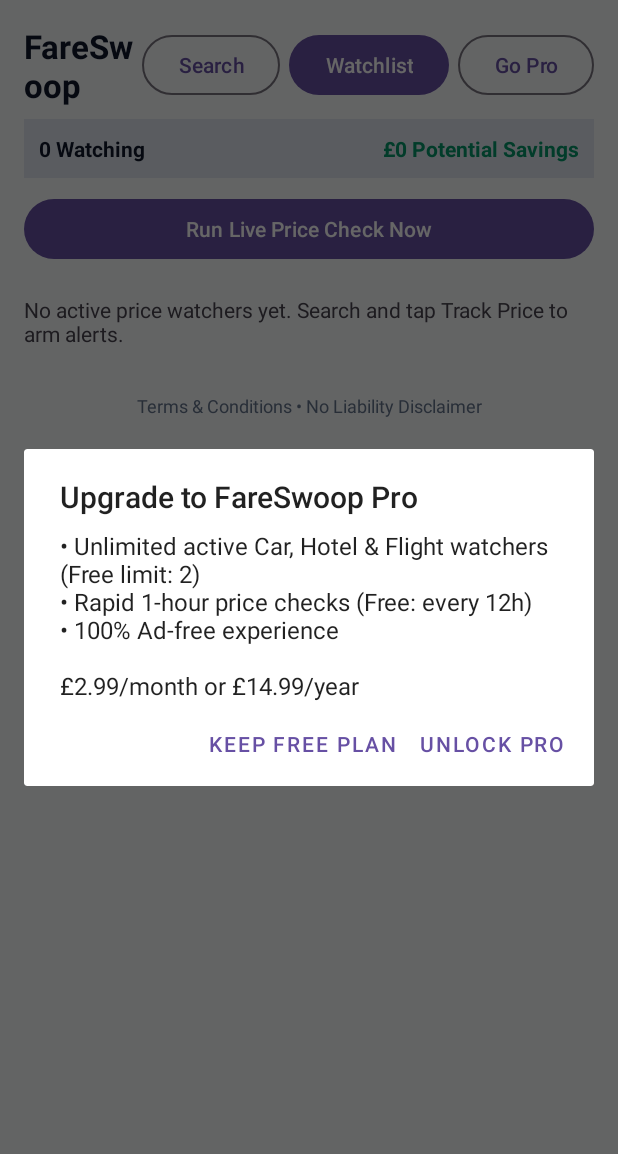
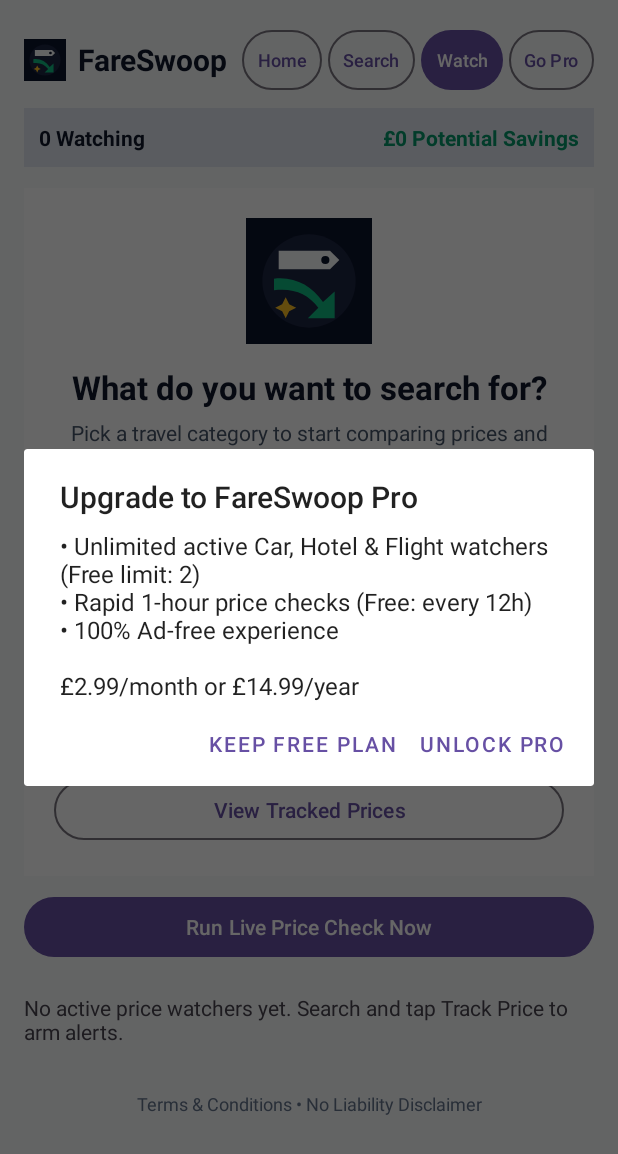
Before and after one commit to dalberts1990-creator/FareSwoop, an Android app: the MainActivity screen opened directly, with no data from a screen before it, after a tap on "Go Pro", on a phone screen of 412 x 824 dp. Shown: the top 1154 px of the screen. Run offline under Robolectric (Android 15) with nearby library versions, the phone set to English and light mode, and no system bars; our stand-ins replace AdMob, Room's generated code; 1 statement that could not run was skipped; 2 other taps on this screen came first.

Commit message:
Update activity_main.xml

```diff
--- a/app/src/main/res/layout/activity_main.xml
+++ b/app/src/main/res/layout/activity_main.xml
@@ -14,44 +14,76 @@
         android:orientation="vertical"
         android:padding="16dp">
 
+        <!-- Single-line top bar -->
         <LinearLayout
             android:layout_width="match_parent"
             android:layout_height="wrap_content"
             android:gravity="center_vertical"
             android:orientation="horizontal">
 
+            <ImageView
+                android:id="@+id/ivHeaderLogo"
+                android:layout_width="28dp"
+                android:layout_height="28dp"
+                android:contentDescription="FareSwoop logo"
+                android:src="@drawable/ic_launcher_foreground" />
+
             <TextView
                 android:layout_width="0dp"
                 android:layout_height="wrap_content"
+                android:layout_marginStart="8dp"
                 android:layout_weight="1"
+                android:ellipsize="end"
+                android:maxLines="1"
                 android:text="FareSwoop"
                 android:textColor="#0F172A"
-                android:textSize="22sp"
+                android:textSize="20sp"
                 android:textStyle="bold" />
+
+            <Button
+                android:id="@+id/btnModeHome"
+                style="?attr/materialButtonOutlinedStyle"
+                android:layout_width="wrap_content"
+                android:layout_height="wrap_content"
+                android:minWidth="0dp"
+                android:paddingHorizontal="10dp"
+                android:text="Home"
+                android:textSize="12sp" />
 
             <Button
                 android:id="@+id/btnModeSearch"
                 style="?attr/materialButtonOutlinedStyle"
                 android:layout_width="wrap_content"
                 android:layout_height="wrap_content"
-                android:text="Search" />
+                android:layout_marginStart="4dp"
+                android:minWidth="0dp"
+                android:paddingHorizontal="10dp"
+                android:text="Search"
+                android:textSize="12sp" />
 
             <Button
                 android:id="@+id/btnModeWatchlist"
                 android:layout_width="wrap_content"
                 android:layout_height="wrap_content"
-                android:layout_marginStart="6dp"
-                android:text="Watchlist" />
+                android:layout_marginStart="4dp"
+                android:minWidth="0dp"
+                android:paddingHorizontal="10dp"
+                android:text="Watch"
+                android:textSize="12sp" />
 
             <Button
                 android:id="@+id/btnProStatus"
                 style="?attr/materialButtonOutlinedStyle"
                 android:layout_width="wrap_content"
                 android:layout_height="wrap_content"
-                android:layout_marginStart="6dp"
-                android:text="Go Pro" />
+                android:layout_marginStart="4dp"
+                android:minWidth="0dp"
+                android:paddingHorizontal="10dp"
+                android:text="Pro"
+                android:textSize="12sp" />
         </LinearLayout>
 
+        <!-- Summary bar -->
         <LinearLayout
             android:layout_width="match_parent"
             android:layout_height="wrap_content"
@@ -78,6 +110,76 @@
                 android:textStyle="bold" />
         </LinearLayout>
 
+        <!-- Landing Homepage View -->
+        <LinearLayout
+            android:id="@+id/layoutHomeSection"
+            android:layout_width="match_parent"
+            android:layout_height="wrap_content"
+            android:layout_marginTop="14dp"
+            android:background="#FFFFFF"
+            android:orientation="vertical"
+            android:padding="20dp">
+
+            <ImageView
+                android:id="@+id/ivHeroLogo"
+                android:layout_width="84dp"
+                android:layout_height="84dp"
+                android:layout_gravity="center_horizontal"
+                android:contentDescription="FareSwoop brand logo"
+                android:src="@drawable/ic_launcher_foreground" />
+
+            <TextView
+                android:layout_width="match_parent"
+                android:layout_height="wrap_content"
+                android:layout_marginTop="14dp"
+                android:gravity="center"
+                android:text="What do you want to search for?"
+                android:textColor="#0F172A"
+                android:textSize="22sp"
+                android:textStyle="bold" />
+
+            <TextView
+                android:layout_width="match_parent"
+                android:layout_height="wrap_content"
+                android:layout_marginTop="6dp"
+                android:gravity="center"
+                android:text="Pick a travel category to start comparing prices and tracking price drops. Swipe right anytime to return here."
+                android:textColor="#475569"
+                android:textSize="14sp" />
+
+            <Button
+                android:id="@+id/btnHomeStartCars"
+                android:layout_width="match_parent"
+                android:layout_height="wrap_content"
+                android:layout_marginTop="18dp"
+                android:text="Search Car Hire" />
+
+            <Button
+                android:id="@+id/btnHomeStartHotels"
+                style="?attr/materialButtonOutlinedStyle"
+                android:layout_width="match_parent"
+                android:layout_height="wrap_content"
+                android:layout_marginTop="8dp"
+                android:text="Search Hotels" />
+
+            <Button
+                android:id="@+id/btnHomeStartFlights"
+                style="?attr/materialButtonOutlinedStyle"
+                android:layout_width="match_parent"
+                android:layout_height="wrap_content"
+                android:layout_marginTop="8dp"
+                android:text="Search Flights" />
+
+            <Button
+                android:id="@+id/btnHomeOpenWatchlist"
+                style="?attr/materialButtonOutlinedStyle"
+                android:layout_width="match_parent"
+                android:layout_height="wrap_content"
+                android:layout_marginTop="8dp"
+                android:text="View Tracked Prices" />
+        </LinearLayout>
+
+        <!-- Post-booking prompt -->
         <LinearLayout
             android:id="@+id/cardPostBookingBanner"
             android:layout_width="match_parent"
@@ -117,12 +219,14 @@
             </LinearLayout>
         </LinearLayout>
 
+        <!-- Search Section -->
         <LinearLayout
             android:id="@+id/layoutSearchSection"
             android:layout_width="match_parent"
             android:layout_height="wrap_content"
             android:layout_marginTop="10dp"
-            android:orientation="vertical">
+            android:orientation="vertical"
+            android:visibility="gone">
 
             <com.google.android.material.chip.ChipGroup
                 android:id="@+id/chipGroupCategory"
@@ -168,7 +272,7 @@
                 android:layout_height="wrap_content"
                 android:layout_marginTop="6dp"
                 android:completionThreshold="1"
-                android:hint="Type pick-up town or city (e.g. Alicante)"
+                android:hint="Type airport, town or city (e.g. Alicante)"
                 android:inputType="text" />
 
             <Button
@@ -287,6 +391,7 @@
                 android:nestedScrollingEnabled="false" />
         </LinearLayout>
 
+        <!-- Watchlist Section -->
         <LinearLayout
             android:id="@+id/layoutWatchlistSection"
             android:layout_width="match_parent"
```
